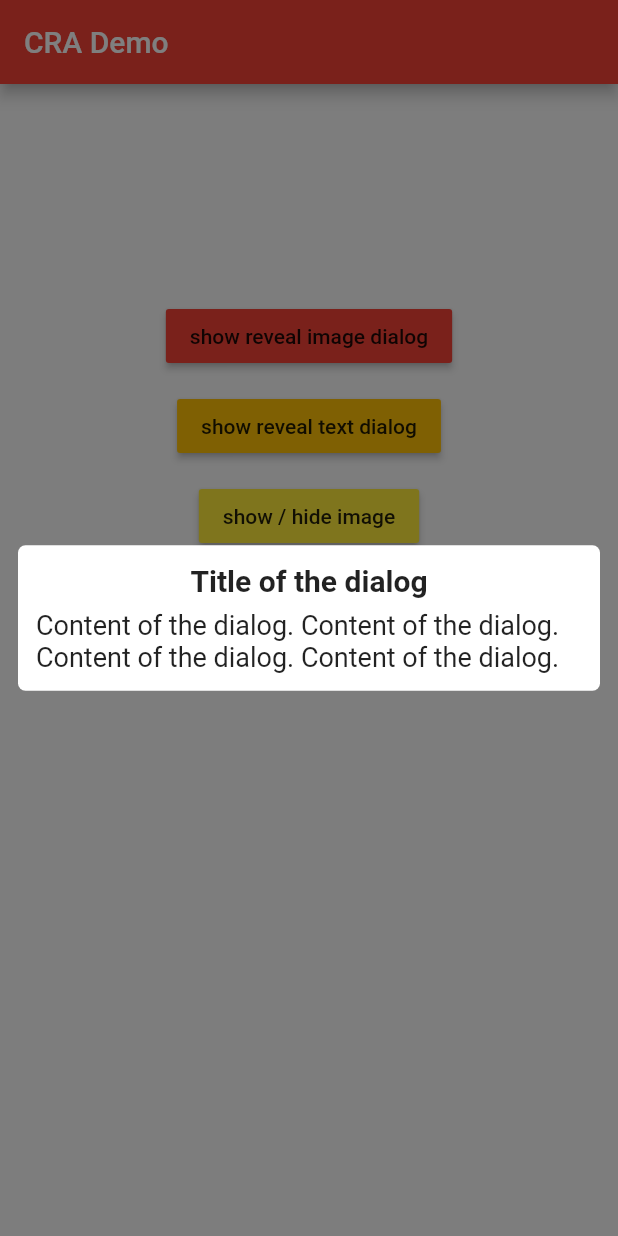
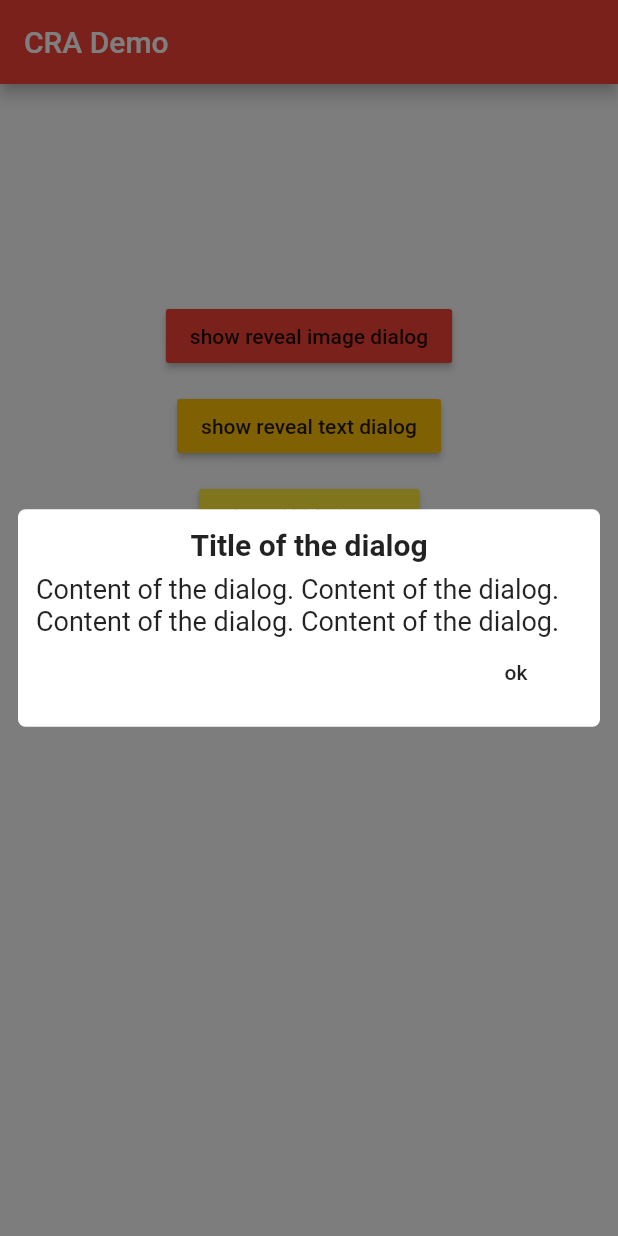
Before and after one commit to qwert2603/circular_reveal_animation, a Flutter app: the screen it shows after launch, after a tap on "show reveal text dialog", on a phone screen of 412 x 824 dp. Run offline on Flutter 3.47's test engine with Material 2 defaults, Android fonts, the phone set to English and light mode, and no system bars.

Commit message:
button in demo dialog

```diff
--- a/example/lib/main.dart
+++ b/example/lib/main.dart
@@ -160,6 +160,13 @@ class _MyHomePageState extends State<MyHomePage>
                         fontSize: 18.0,
                       ),
                     ),
+                    Align(
+                      alignment: Alignment.centerRight,
+                      child: FlatButton(
+                        onPressed: () => Navigator.pop(context),
+                        child: Text("ok"),
+                      ),
+                    )
                   ],
                 ),
               ),
```
